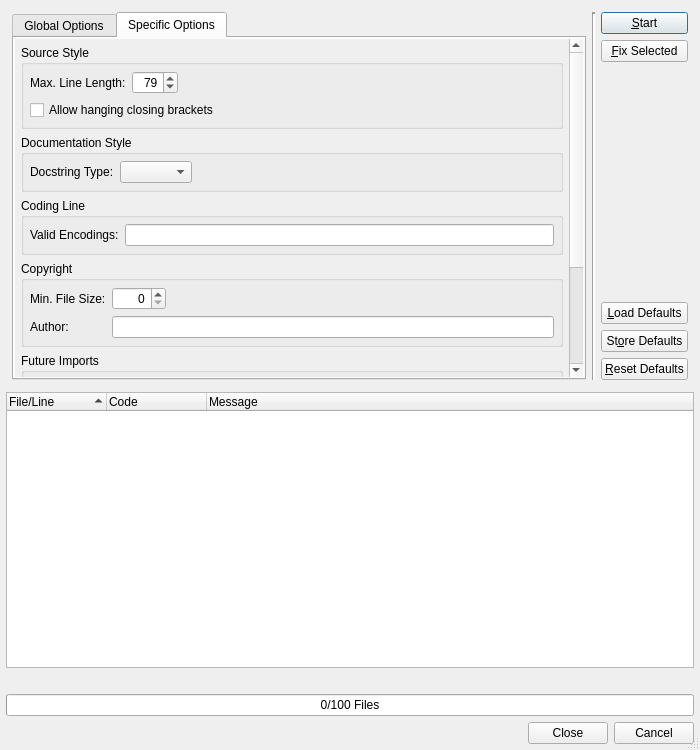
Old version of the form Plugins/CheckerPlugins/CodeStyleChecker/CodeStyleCheckerDialog.ui in the repository testmana2/test.
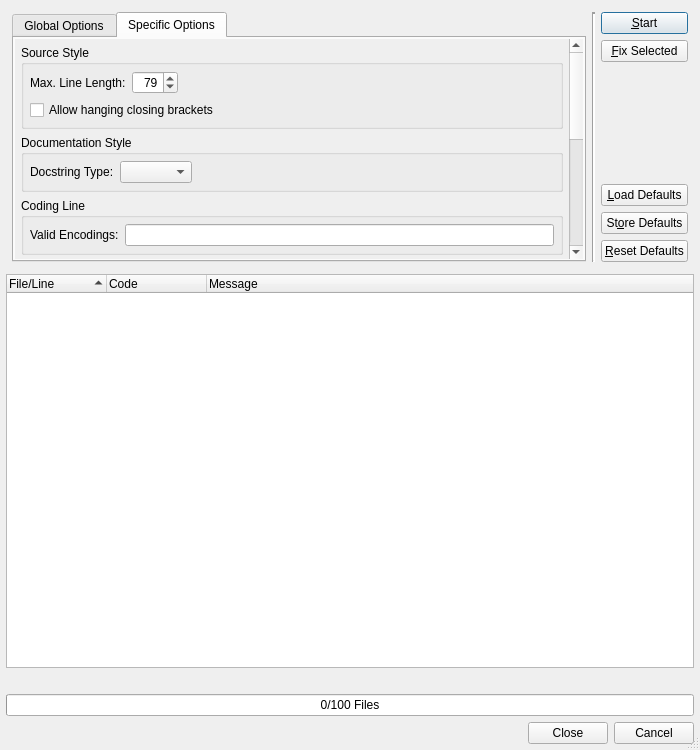
New version of the form. The open tabs and pages were chosen to show the change. Custom widgets are drawn as their Qt base class.

Commit message: Some fine tuning to the style checker dialog.

The edit to the form file:
```diff
--- a/Plugins/CheckerPlugins/CodeStyleChecker/CodeStyleCheckerDialog.ui
+++ b/Plugins/CheckerPlugins/CodeStyleChecker/CodeStyleCheckerDialog.ui
@@ -24,6 +24,12 @@
   <layout class="QVBoxLayout" name="verticalLayout_5">
    <item>
     <widget class="QFrame" name="filterFrame">
+     <property name="sizePolicy">
+      <sizepolicy hsizetype="Preferred" vsizetype="Preferred">
+       <horstretch>0</horstretch>
+       <verstretch>4</verstretch>
+      </sizepolicy>
+     </property>
      <property name="frameShape">
       <enum>QFrame::NoFrame</enum>
      </property>
@@ -239,9 +245,9 @@
              <property name="geometry">
               <rect>
                <x>0</x>
-               <y>-160</y>
-               <width>542</width>
-               <height>473</height>
+               <y>0</y>
+               <width>256</width>
+               <height>533</height>
               </rect>
              </property>
              <layout class="QVBoxLayout" name="verticalLayout_2">
@@ -592,6 +598,12 @@
    </item>
    <item>
     <widget class="QTreeWidget" name="resultList">
+     <property name="sizePolicy">
+      <sizepolicy hsizetype="Expanding" vsizetype="Expanding">
+       <horstretch>0</horstretch>
+       <verstretch>6</verstretch>
+      </sizepolicy>
+     </property>
      <property name="whatsThis">
       <string>&lt;b&gt;Result List&lt;/b&gt;
 &lt;p&gt;This list shows the results of the code style check. Double clicking
```
